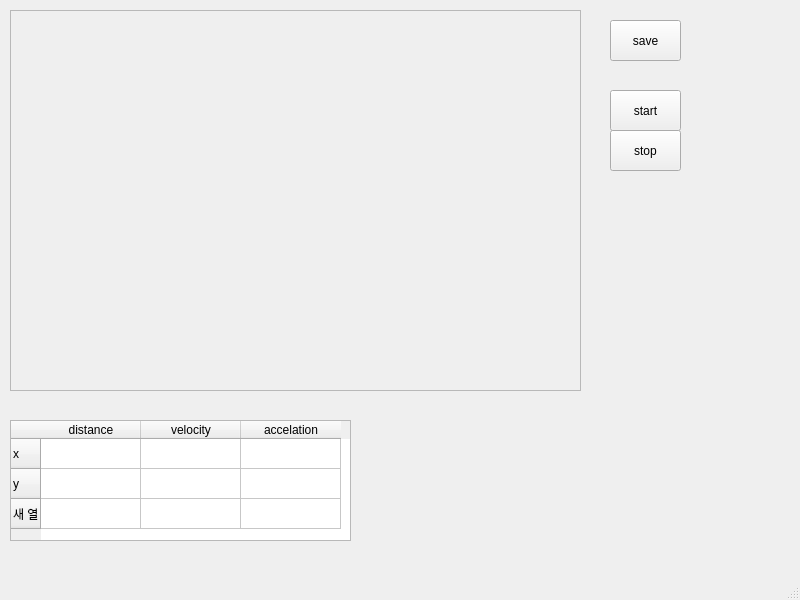
The window that ui.ui (CBNU-Raspberry-Pi/Raspberry_Pi_Traker_2023) describes before a commit, drawn with Qt 5.
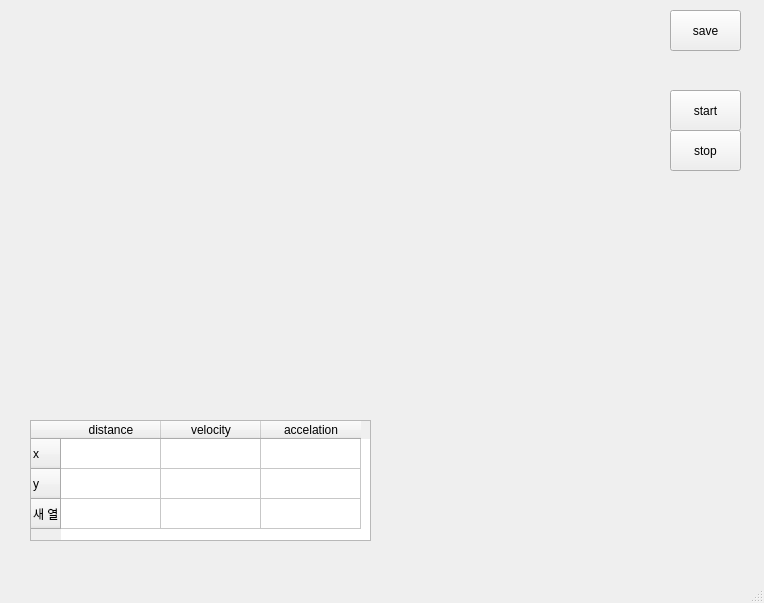
The same window after the commit.

Patch:
```diff
--- a/ui.ui
+++ b/ui.ui
@@ -6,8 +6,8 @@
    <rect>
     <x>0</x>
     <y>0</y>
-    <width>800</width>
-    <height>600</height>
+    <width>764</width>
+    <height>603</height>
    </rect>
   </property>
   <property name="windowTitle">
@@ -17,36 +17,20 @@
    <widget class="QPushButton" name="btn1">
     <property name="geometry">
      <rect>
-      <x>610</x>
-      <y>20</y>
-      <width>71</width>
-      <height>41</height>
-     </rect>
-    </property>
-    <property name="text">
-     <string>save</string>
-    </property>
-   </widget>
-   <widget class="QFrame" name="VidioFrame">
-    <property name="geometry">
-     <rect>
-      <x>10</x>
+      <x>670</x>
       <y>10</y>
-      <width>571</width>
-      <height>381</height>
+      <width>71</width>
+      <height>41</height>
      </rect>
     </property>
-    <property name="frameShape">
-     <enum>QFrame::StyledPanel</enum>
-    </property>
-    <property name="frameShadow">
-     <enum>QFrame::Raised</enum>
+    <property name="text">
+     <string>save</string>
     </property>
    </widget>
    <widget class="QTableWidget" name="tableWidget">
     <property name="geometry">
      <rect>
-      <x>10</x>
+      <x>30</x>
       <y>420</y>
       <width>341</width>
       <height>121</height>
@@ -91,7 +75,7 @@
    <widget class="QPushButton" name="pushButton">
     <property name="geometry">
      <rect>
-      <x>610</x>
+      <x>670</x>
       <y>90</y>
       <width>71</width>
       <height>41</height>
@@ -104,7 +88,7 @@
    <widget class="QPushButton" name="pushButton_2">
     <property name="geometry">
      <rect>
-      <x>610</x>
+      <x>670</x>
       <y>130</y>
       <width>71</width>
       <height>41</height>
@@ -117,13 +101,26 @@
    <widget class="QWidget" name="graph" native="true">
     <property name="geometry">
      <rect>
-      <x>400</x>
+      <x>440</x>
       <y>410</y>
       <width>271</width>
       <height>131</height>
      </rect>
     </property>
    </widget>
+   <widget class="QLabel" name="CLabel">
+    <property name="geometry">
+     <rect>
+      <x>20</x>
+      <y>20</y>
+      <width>581</width>
+      <height>341</height>
+     </rect>
+    </property>
+    <property name="text">
+     <string/>
+    </property>
+   </widget>
   </widget>
   <widget class="QMenuBar" name="menubar">
    <property name="geometry">
```
Left out of the diff: 6 changed lines with no effect on the pictures.
